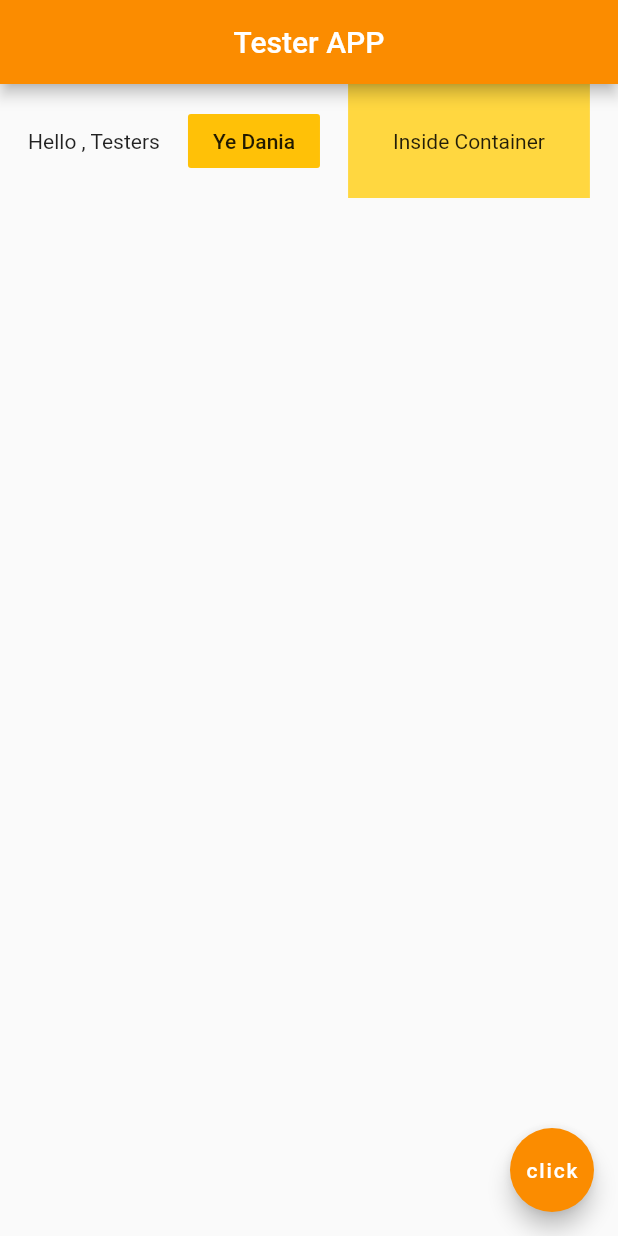
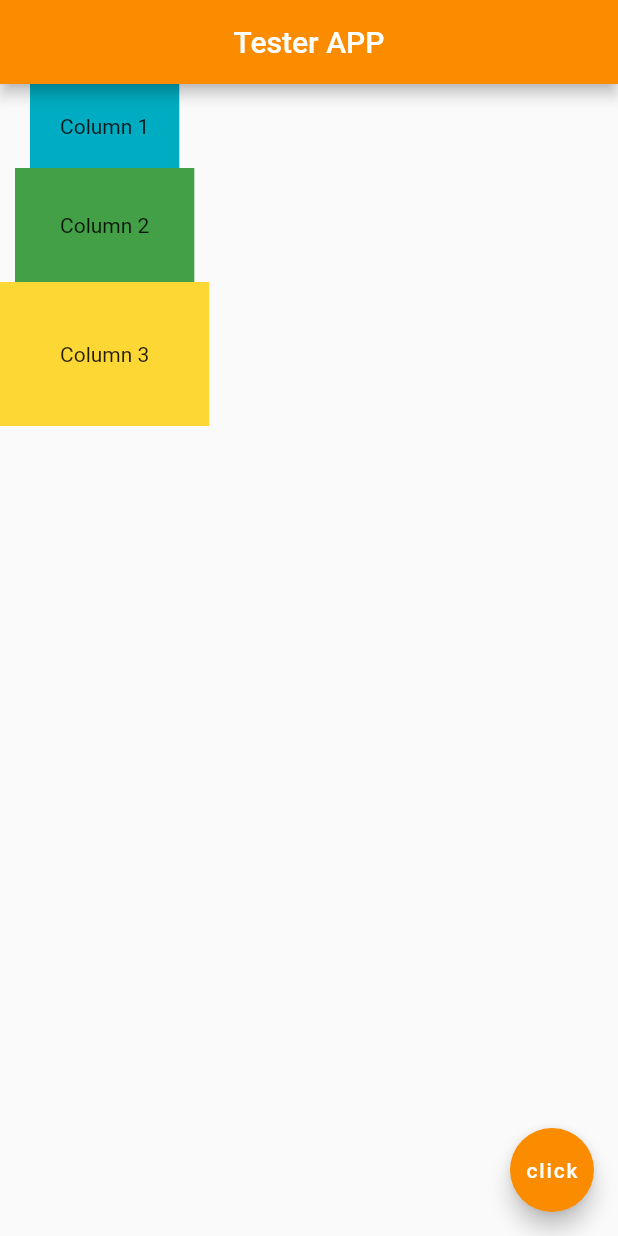
Before and after one commit to Shiftgithub/tester_app, a Flutter app: the screen it shows after launch, on a phone screen of 412 x 824 dp. Run offline on Flutter 3.47's test engine with Material 2 defaults, Android fonts, the phone set to English and light mode, and no system bars.

Commit message:
#12 Columns

```diff
--- a/lib/main.dart
+++ b/lib/main.dart
@@ -14,20 +14,22 @@ class Home extends StatelessWidget {
         centerTitle: true,
         backgroundColor: Colors.orange[600],
       ),
-      body: Row(
-        mainAxisAlignment: MainAxisAlignment.spaceEvenly,
-        crossAxisAlignment: CrossAxisAlignment.center,
+      body: Column(
         children: <Widget>[
-          Text('Hello , Testers'),
-          FlatButton(
-            onPressed: () {},
-            color: Colors.amber,
-            child: Text('Ye Dania'),
+          Container(
+            padding: EdgeInsets.all(20.0),
+            color: Colors.cyan[600],
+            child: Text('Column 1'),
           ),
           Container(
             padding: EdgeInsets.all(30.0),
-            color: Colors.amberAccent,
-            child: Text('Inside Container'),
+            color: Colors.green[600],
+            child: Text('Column 2'),
+          ),
+          Container(
+            padding: EdgeInsets.all(40.0),
+            color: Colors.yellow[600],
+            child: Text('Column 3'),
           ),
         ],
       ),
```
